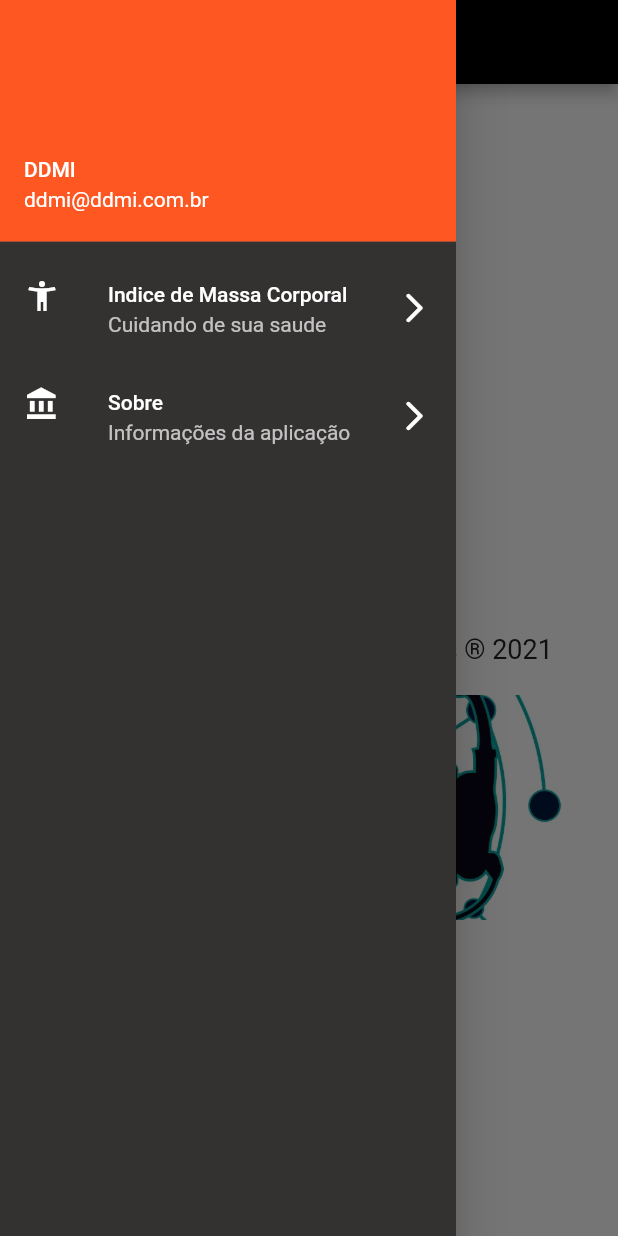
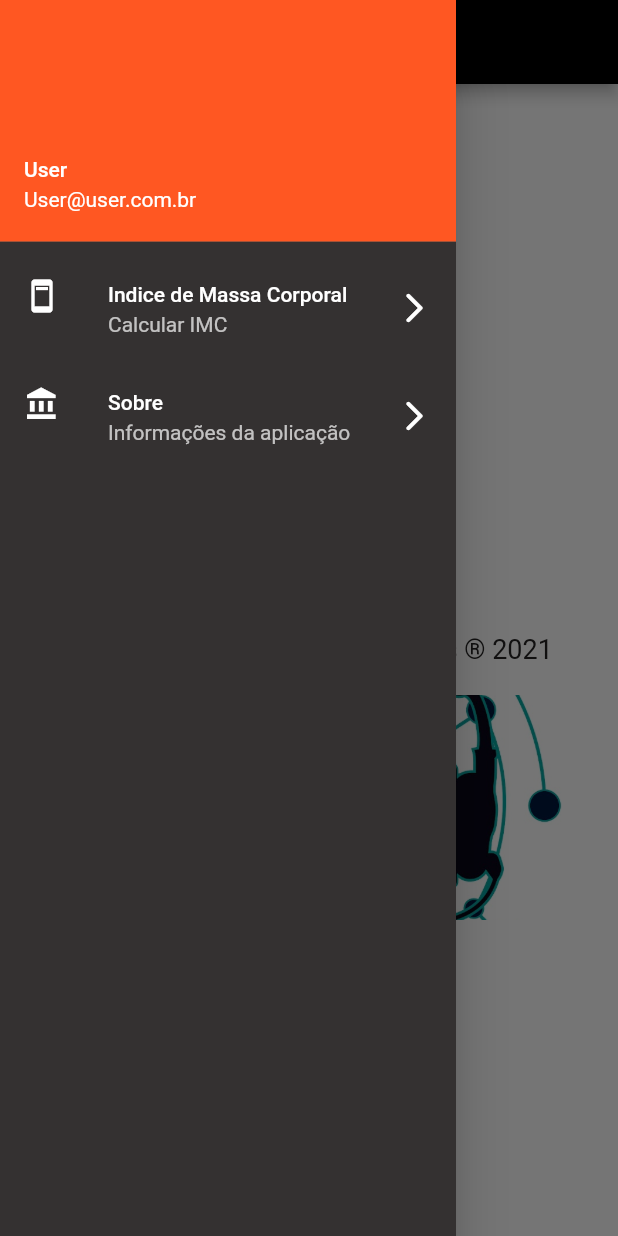
Before and after one commit to HeMarchioni/ProjetoP1_Calculo_Imc, a Flutter app: the Sobre screen opened directly, with the side drawer open, on a phone screen of 412 x 824 dp. Run offline on Flutter 3.47's test engine with Material 2 defaults, Android fonts, the phone set to English and light mode, and no system bars; Roboto replaces fonts that are missing (Poppins).

```diff
--- a/lib/sobre.dart
+++ b/lib/sobre.dart
@@ -1,5 +1,6 @@
 import 'package:flutter/cupertino.dart';
 import 'package:flutter/material.dart';
+import 'package:proj_calculo_imc/home.dart';
 
 
 
@@ -18,14 +19,19 @@ class Sobre extends StatelessWidget {
         child: ListView(
           children: [
             const UserAccountsDrawerHeader(
-                accountName: Text("DDMI"),
-                accountEmail: Text("ddmi@ddmi.com.br")),
+                accountName: Text("User"),
+                accountEmail: Text("User@user.com.br")),
             ListTile(
-              leading: const Icon(Icons.accessibility_new),
+              leading: const Icon(Icons.ad_units),
               title: const Text("Indice de Massa Corporal"),
-              subtitle: const Text("Cuidando de sua saude"),
+              subtitle: const Text("Calcular IMC"),
               trailing: const Icon(Icons.arrow_forward_ios_rounded),
-              onTap: () {},
+              onTap: () {
+                Navigator.push(
+                  context,
+                  MaterialPageRoute(builder: (context) => const Home()),
+                );
+              },
             ),
             ListTile(
               leading: const Icon(Icons.account_balance_sharp),
```
